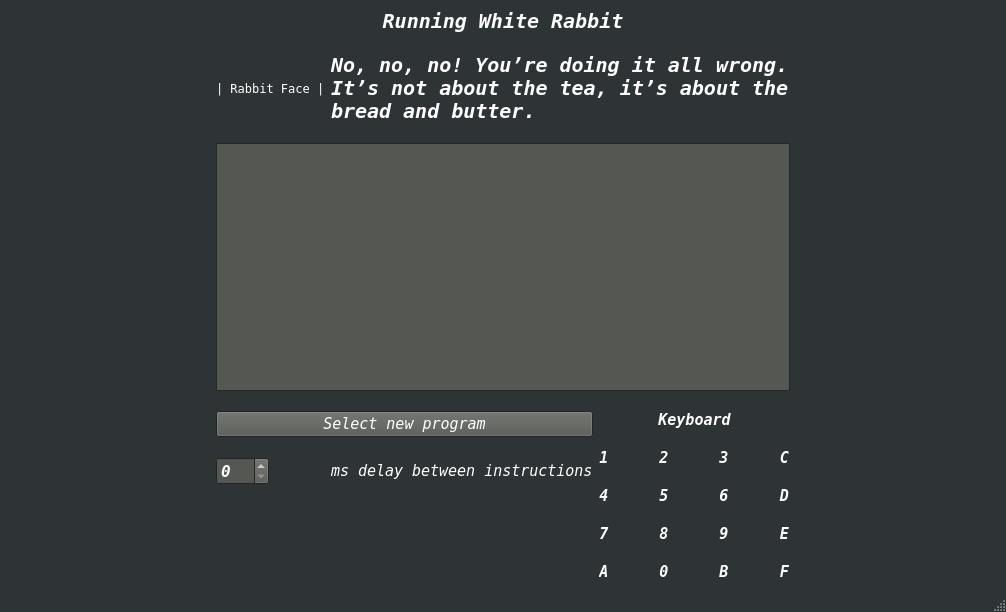
Above: WhiteRabbit/src/mainwindow.ui from Robin-Reynard/WhiteRabbit_CHIP-8-Emulator before the change. Below: the same form after it.
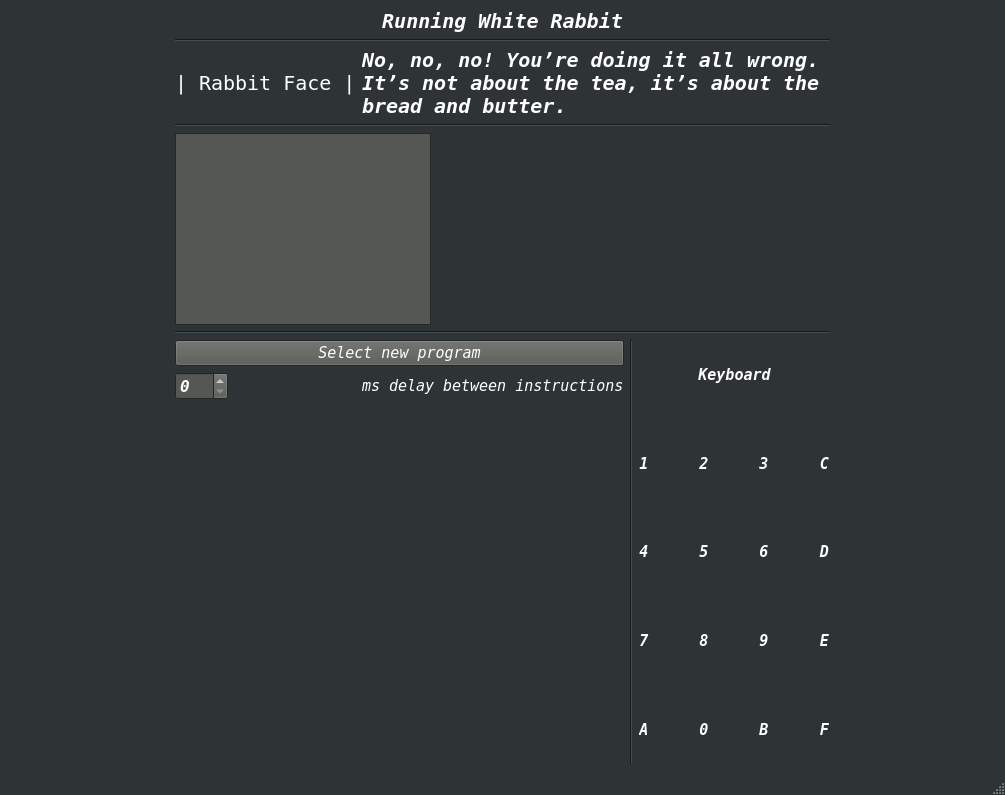
That is the form after the change.

```diff
--- a/WhiteRabbit/src/mainwindow.ui
+++ b/WhiteRabbit/src/mainwindow.ui
@@ -6,8 +6,8 @@
    <rect>
     <x>0</x>
     <y>0</y>
-    <width>1006</width>
-    <height>612</height>
+    <width>1005</width>
+    <height>795</height>
    </rect>
   </property>
   <property name="palette">
@@ -465,14 +465,54 @@
   </property>
   <widget class="QWidget" name="centralwidget">
    <layout class="QGridLayout" name="gridLayout">
-    <property name="verticalSpacing">
-     <number>20</number>
-    </property>
-    <item row="2" column="1">
+    <item row="3" column="2" colspan="3">
+     <widget class="QLabel" name="rabbit_text_label">
+      <property name="sizePolicy">
+       <sizepolicy hsizetype="Preferred" vsizetype="Fixed">
+        <horstretch>0</horstretch>
+        <verstretch>0</verstretch>
+       </sizepolicy>
+      </property>
+      <property name="font">
+       <font>
+        <family>Ani</family>
+        <pointsize>15</pointsize>
+        <weight>75</weight>
+        <italic>true</italic>
+        <bold>true</bold>
+       </font>
+      </property>
+      <property name="text">
+       <string>No, no, no! You’re doing it all wrong. It’s not about the tea, it’s about the bread and butter.</string>
+      </property>
+      <property name="scaledContents">
+       <bool>false</bool>
+      </property>
+      <property name="wordWrap">
+       <bool>true</bool>
+      </property>
+     </widget>
+    </item>
+    <item row="6" column="1" colspan="4">
+     <widget class="Line" name="line">
+      <property name="orientation">
+       <enum>Qt::Horizontal</enum>
+      </property>
+     </widget>
+    </item>
+    <item row="7" column="3" rowspan="3">
+     <widget class="Line" name="line_2">
+      <property name="orientation">
+       <enum>Qt::Vertical</enum>
+      </property>
+     </widget>
+    </item>
+    <item row="3" column="1">
      <widget class="QLabel" name="rabbit_icon">
       <property name="font">
        <font>
         <family>Ubuntu</family>
+        <pointsize>15</pointsize>
         <weight>50</weight>
         <italic>false</italic>
         <bold>false</bold>
@@ -486,29 +526,14 @@
       </property>
      </widget>
     </item>
-    <item row="2" column="2" colspan="2">
-     <widget class="QLabel" name="rabbit_text_label">
-      <property name="font">
-       <font>
-        <family>Ani</family>
-        <pointsize>15</pointsize>
-        <weight>75</weight>
-        <italic>true</italic>
-        <bold>true</bold>
-       </font>
-      </property>
-      <property name="text">
-       <string>No, no, no! You’re doing it all wrong. It’s not about the tea, it’s about the bread and butter.</string>
-      </property>
-      <property name="scaledContents">
-       <bool>false</bool>
-      </property>
-      <property name="wordWrap">
-       <bool>true</bool>
+    <item row="4" column="1" colspan="4">
+     <widget class="Line" name="line_3">
+      <property name="orientation">
+       <enum>Qt::Horizontal</enum>
       </property>
      </widget>
     </item>
-    <item row="5" column="1" colspan="2">
+    <item row="7" column="1" colspan="2">
      <widget class="QPushButton" name="select_new_program_button">
       <property name="font">
        <font>
@@ -527,21 +552,40 @@
       </property>
      </widget>
     </item>
-    <item row="4" column="1" colspan="3">
-     <widget class="QGraphicsView" name="display">
-      <property name="verticalScrollBarPolicy">
-       <enum>Qt::ScrollBarAlwaysOff</enum>
+    <item row="5" column="0">
+     <spacer name="horizontalSpacer_3">
+      <property name="orientation">
+       <enum>Qt::Horizontal</enum>
       </property>
-      <property name="horizontalScrollBarPolicy">
-       <enum>Qt::ScrollBarAlwaysOff</enum>
+      <property name="sizeHint" stdset="0">
+       <size>
+        <width>40</width>
+        <height>20</height>
+       </size>
       </property>
-      <property name="alignment">
-       <set>Qt::AlignCenter</set>
+     </spacer>
+    </item>
+    <item row="5" column="5">
+     <spacer name="horizontalSpacer_2">
+      <property name="orientation">
+       <enum>Qt::Horizontal</enum>
       </property>
-     </widget>
+      <property name="sizeHint" stdset="0">
+       <size>
+        <width>40</width>
+        <height>20</height>
+       </size>
+      </property>
+     </spacer>
     </item>
-    <item row="1" column="1" colspan="3">
+    <item row="1" column="1" colspan="4">
      <widget class="QLabel" name="title_label">
+      <property name="sizePolicy">
+       <sizepolicy hsizetype="Preferred" vsizetype="Fixed">
+        <horstretch>0</horstretch>
+        <verstretch>0</verstretch>
+       </sizepolicy>
+      </property>
       <property name="font">
        <font>
         <family>DejaVu Sans Mono</family>
@@ -559,7 +603,23 @@
       </property>
      </widget>
     </item>
-    <item row="5" column="3" rowspan="3">
+    <item row="8" column="2">
+     <widget class="QLabel" name="delay_label">
+      <property name="font">
+       <font>
+        <family>DejaVu Sans Mono</family>
+        <pointsize>11</pointsize>
+        <weight>50</weight>
+        <italic>true</italic>
+        <bold>false</bold>
+       </font>
+      </property>
+      <property name="text">
+       <string>ms delay between instructions</string>
+      </property>
+     </widget>
+    </item>
+    <item row="7" column="4" rowspan="3">
      <layout class="QGridLayout" name="keyboard_layout">
       <property name="horizontalSpacing">
        <number>50</number>
@@ -898,7 +958,29 @@
       </item>
      </layout>
     </item>
-    <item row="6" column="1">
+    <item row="5" column="1" colspan="4">
+     <widget class="QGraphicsView" name="display">
+      <property name="sizePolicy">
+       <sizepolicy hsizetype="Fixed" vsizetype="Fixed">
+        <horstretch>0</horstretch>
+        <verstretch>0</verstretch>
+       </sizepolicy>
+      </property>
+      <property name="frameShadow">
+       <enum>QFrame::Raised</enum>
+      </property>
+      <property name="verticalScrollBarPolicy">
+       <enum>Qt::ScrollBarAlwaysOff</enum>
+      </property>
+      <property name="horizontalScrollBarPolicy">
+       <enum>Qt::ScrollBarAlwaysOff</enum>
+      </property>
+      <property name="alignment">
+       <set>Qt::AlignCenter</set>
+      </property>
+     </widget>
+    </item>
+    <item row="8" column="1">
      <widget class="QSpinBox" name="delay_spin">
       <property name="sizePolicy">
        <sizepolicy hsizetype="Fixed" vsizetype="Fixed">
@@ -917,48 +999,13 @@
       </property>
      </widget>
     </item>
-    <item row="4" column="0">
-     <spacer name="horizontalSpacer_3">
+    <item row="2" column="1" colspan="4">
+     <widget class="Line" name="line_4">
       <property name="orientation">
        <enum>Qt::Horizontal</enum>
-      </property>
-      <property name="sizeHint" stdset="0">
-       <size>
-        <width>40</width>
-        <height>20</height>
-       </size>
-      </property>
-     </spacer>
-    </item>
-    <item row="6" column="2">
-     <widget class="QLabel" name="delay_label">
-      <property name="font">
-       <font>
-        <family>DejaVu Sans Mono</family>
-        <pointsize>11</pointsize>
-        <weight>50</weight>
-        <italic>true</italic>
-        <bold>false</bold>
-       </font>
-      </property>
-      <property name="text">
-       <string>ms delay between instructions</string>
       </property>
      </widget>
     </item>
-    <item row="4" column="4">
-     <spacer name="horizontalSpacer_2">
-      <property name="orientation">
-       <enum>Qt::Horizontal</enum>
-      </property>
-      <property name="sizeHint" stdset="0">
-       <size>
-        <width>40</width>
-        <height>20</height>
-       </size>
-      </property>
-     </spacer>
-    </item>
    </layout>
   </widget>
   <widget class="QMenuBar" name="menubar">
```
Left out of the diff: 286 changed lines with no effect on the pictures.
